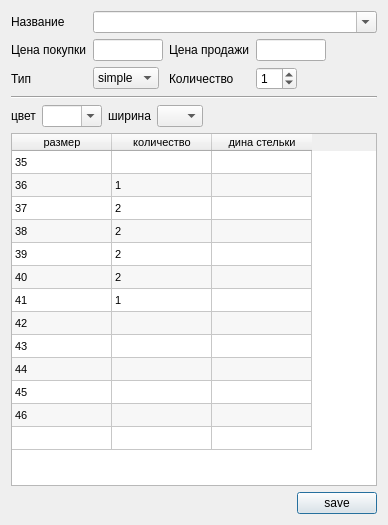
Old version of the form prjstore/ui/pyside/receiving_the_items/item.ui in the repository igol84/myproject.
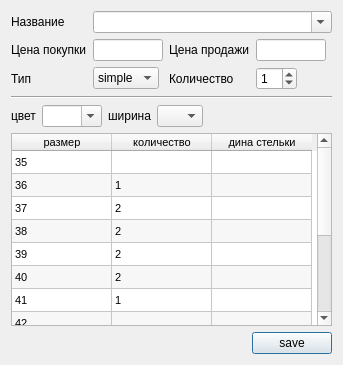
New version of the form.

Commit message: ui items filling fields

```diff
--- a/prjstore/ui/pyside/receiving_the_items/item.ui
+++ b/prjstore/ui/pyside/receiving_the_items/item.ui
@@ -6,8 +6,8 @@
    <rect>
     <x>0</x>
     <y>0</y>
-    <width>388</width>
-    <height>525</height>
+    <width>341</width>
+    <height>365</height>
    </rect>
   </property>
   <property name="sizePolicy">
```
Left out of the diff: 11 changed lines with no effect on the pictures. The commit also changes 3 other files.
